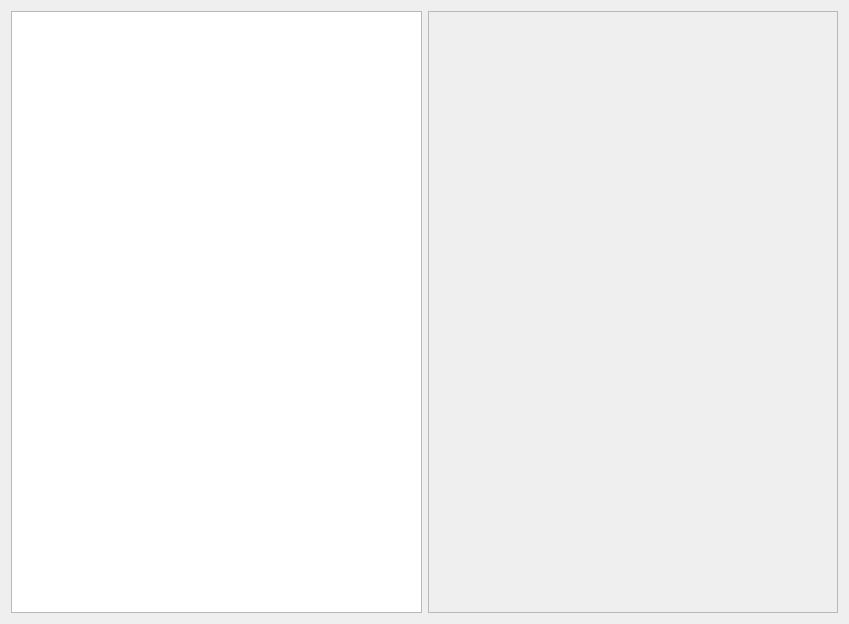
light-scattering-iogs/caqtus, file condetrol/condetrol/experiment_viewer/config_editor/config_editor.ui: the form before one commit.
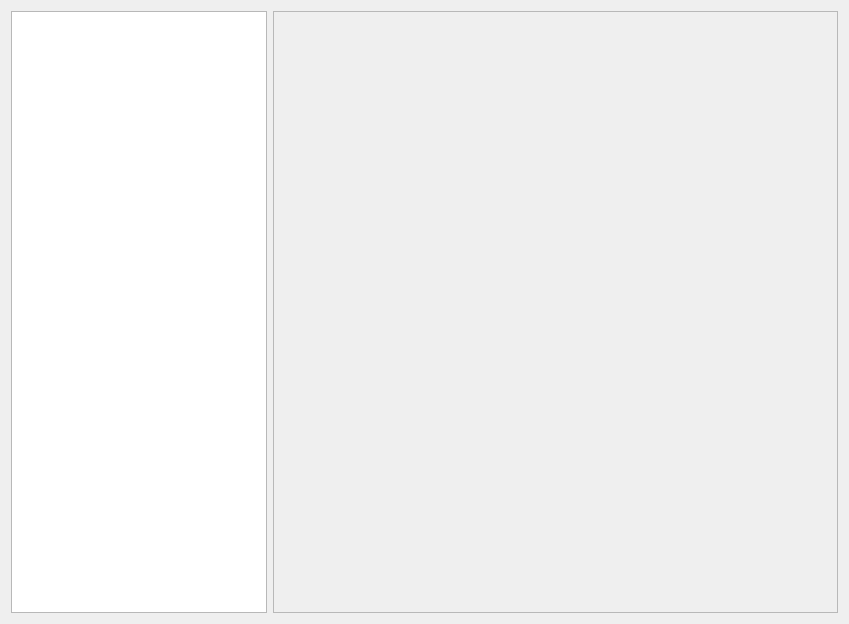
The form after the commit. Icons and pictures are not drawn.

Commit message: Tidy up config editor

```diff
--- a/condetrol/condetrol/experiment_viewer/config_editor/config_editor.ui
+++ b/condetrol/condetrol/experiment_viewer/config_editor/config_editor.ui
@@ -43,7 +43,13 @@
     </widget>
    </item>
    <item>
-    <widget class="QFrame" name="frame">
+    <widget class="QFrame" name="_frame">
+     <property name="sizePolicy">
+      <sizepolicy hsizetype="Expanding" vsizetype="Preferred">
+       <horstretch>0</horstretch>
+       <verstretch>0</verstretch>
+      </sizepolicy>
+     </property>
      <property name="frameShape">
       <enum>QFrame::StyledPanel</enum>
      </property>
@@ -51,6 +57,18 @@
       <enum>QFrame::Raised</enum>
      </property>
      <layout class="QVBoxLayout" name="verticalLayout">
+      <property name="leftMargin">
+       <number>0</number>
+      </property>
+      <property name="topMargin">
+       <number>0</number>
+      </property>
+      <property name="rightMargin">
+       <number>0</number>
+      </property>
+      <property name="bottomMargin">
+       <number>0</number>
+      </property>
       <item>
        <layout class="QVBoxLayout" name="widget_layout"/>
       </item>
```
Left out of the diff: 8 changed lines with no effect on the pictures. The commit also changes 2 other files.
